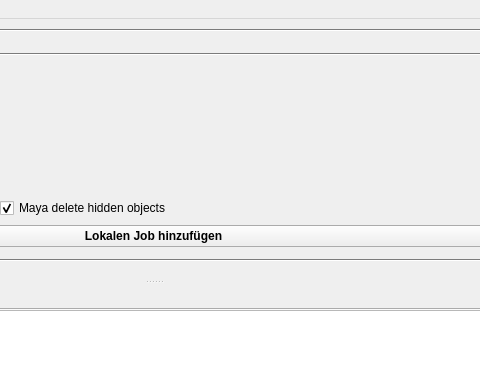
Qt form res/Pfad_Aeffchen.ui (tappi287/pfadaeffchen) before a commit; both pictures show x 370 to 850 and y 0 to 368 of the 1047 by 877 pixel window.
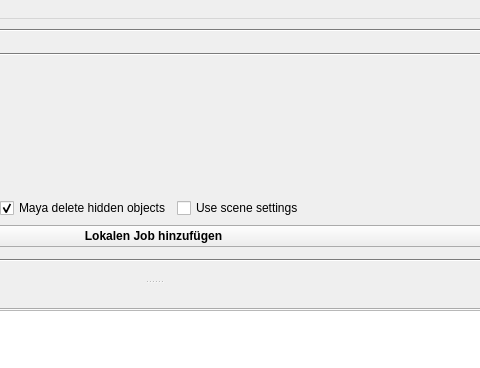
The same form after that commit. Icons and pictures are not drawn.

Commit message: add job option to use mb scene settings

```diff
--- a/res/Pfad_Aeffchen.ui
+++ b/res/Pfad_Aeffchen.ui
@@ -110,8 +110,8 @@
          <rect>
           <x>0</x>
           <y>0</y>
-          <width>1003</width>
-          <height>224</height>
+          <width>1029</width>
+          <height>165</height>
          </rect>
         </property>
         <attribute name="label">
@@ -264,6 +264,22 @@
              </property>
             </widget>
            </item>
+           <item>
+            <widget class="QCheckBox" name="checkBoxSceneSettings">
+             <property name="font">
+              <font>
+               <weight>50</weight>
+               <bold>false</bold>
+              </font>
+             </property>
+             <property name="text">
+              <string>Use scene settings</string>
+             </property>
+             <property name="checked">
+              <bool>false</bool>
+             </property>
+            </widget>
+           </item>
            <item>
             <spacer name="horizontalSpacer_2">
              <property name="orientation">
```
Left out of the diff: 10 changed lines with no effect on the pictures. The commit also changes 15 other files.
